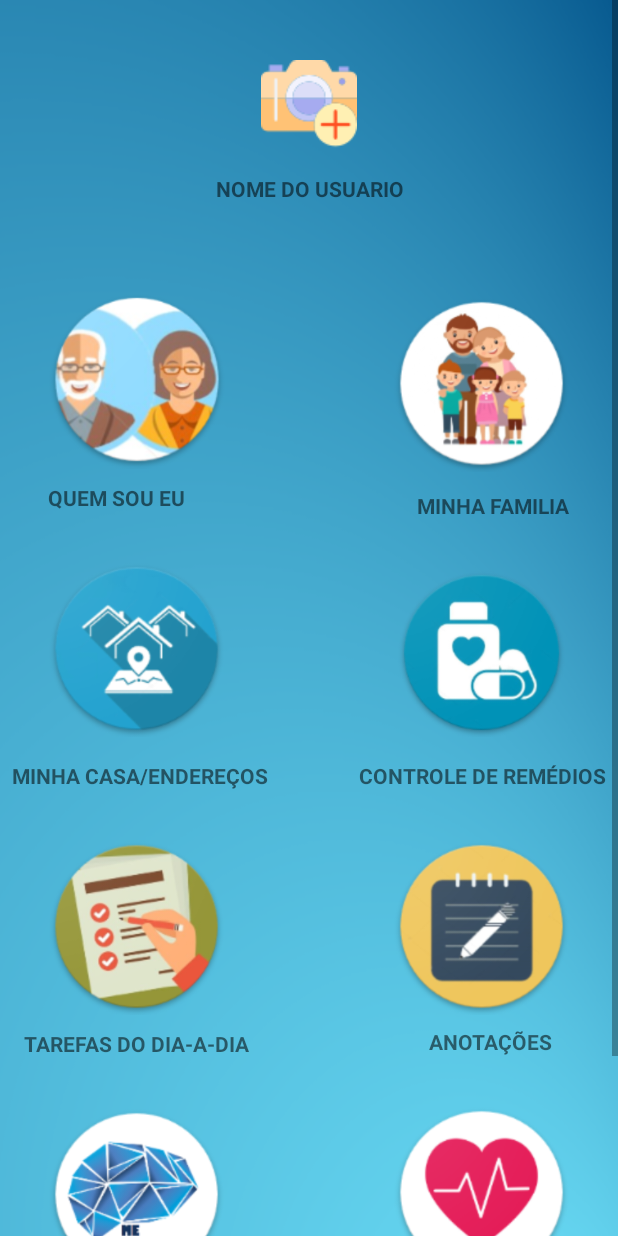
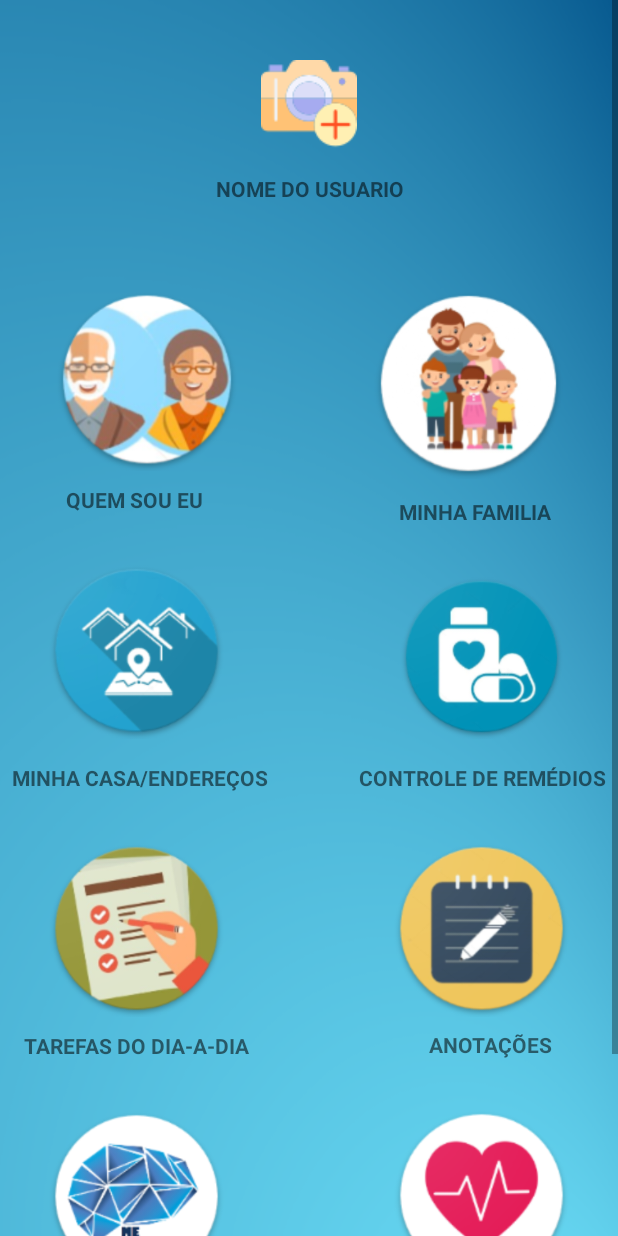
Before and after one commit to MEAlzaimer/MEAlzaimer, an Android app: the screen it shows after launch (MenuInicialActivity), after a tap on "imagemContinuar", on a phone screen of 412 x 824 dp. Run offline under Robolectric (Android 15) with nearby library versions, the phone set to English and light mode, and no system bars.

```diff
--- a/app/src/main/AndroidManifest.xml
+++ b/app/src/main/AndroidManifest.xml
@@ -9,15 +9,15 @@
         android:roundIcon="@mipmap/ic_launcher_round"
         android:supportsRtl="true"
         android:theme="@style/AppTheme">
-        <activity android:name=".MainActivity"></activity>
-        <activity android:name=".SplashActivity">
+        <activity android:name=".MainActivity" android:screenOrientation="portrait"></activity>
+        <activity android:name=".SplashActivity" android:screenOrientation="portrait">
             <intent-filter>
                 <action android:name="android.intent.action.MAIN" />
 
                 <category android:name="android.intent.category.LAUNCHER" />
             </intent-filter>
         </activity>
-        <activity android:name=".MenuInicialActivity"></activity>
+        <activity android:name=".MenuInicialActivity" android:screenOrientation="portrait"></activity>
     </application>
 
 </manifest>
--- a/app/src/main/java/mealzaimerproject/com/mealzaimer/MainActivity.java
+++ b/app/src/main/java/mealzaimerproject/com/mealzaimer/MainActivity.java
@@ -10,6 +10,9 @@ import android.widget.TextView;
 
 public class MainActivity extends Activity {
     private ImageButton botaoContinuar;
+
+
+
     @Override
     protected void onCreate(Bundle savedInstanceState) {
         super.onCreate(savedInstanceState);
@@ -20,6 +23,8 @@ public class MainActivity extends Activity {
             @Override
             public void onClick(View v) {
                 startActivity(new Intent(getApplicationContext(),MenuInicialActivity.class));
+                finish();
+
             }
         });
 
--- a/app/src/main/res/layout/activity_menu_inicial.xml
+++ b/app/src/main/res/layout/activity_menu_inicial.xml
@@ -31,16 +31,13 @@
 
         <ImageButton
             android:id="@+id/imageButton30"
-            android:layout_width="0dp"
+            android:layout_width="132dp"
             android:layout_height="122dp"
-            android:layout_marginEnd="111dp"
             android:layout_marginLeft="32dp"
-            android:layout_marginRight="111dp"
             android:layout_marginStart="32dp"
             android:layout_marginTop="192dp"
             android:background="@android:color/transparent"
             android:scaleType="fitCenter"
-            app:layout_constraintEnd_toStartOf="@+id/imageButton31"
             app:layout_constraintStart_toStartOf="parent"
             app:layout_constraintTop_toTopOf="parent"
             app:srcCompat="@drawable/sobremimxxhdpi" />
@@ -64,7 +61,7 @@
 
         <ImageButton
             android:id="@+id/imageButton31"
-            android:layout_width="0dp"
+            android:layout_width="135dp"
             android:layout_height="127dp"
             android:layout_marginEnd="32dp"
             android:layout_marginRight="32dp"
@@ -72,7 +69,6 @@
             android:background="@android:color/transparent"
             android:scaleType="fitCenter"
             app:layout_constraintEnd_toEndOf="parent"
-            app:layout_constraintStart_toEndOf="@+id/imageButton30"
             app:layout_constraintTop_toTopOf="parent"
             app:srcCompat="@drawable/familialogoxxhdpi" />
 
@@ -81,8 +77,8 @@
             android:layout_width="wrap_content"
             android:layout_height="wrap_content"
             android:layout_marginBottom="8dp"
-            android:layout_marginLeft="32dp"
-            android:layout_marginStart="32dp"
+            android:layout_marginLeft="44dp"
+            android:layout_marginStart="44dp"
             android:layout_marginTop="8dp"
             android:text="QUEM SOU EU"
             android:textAllCaps="true"
@@ -90,15 +86,15 @@
             app:layout_constraintBottom_toBottomOf="@+id/textView12"
             app:layout_constraintStart_toStartOf="parent"
             app:layout_constraintTop_toBottomOf="@+id/imageButton30"
-            app:layout_constraintVertical_bias="0.0" />
+            app:layout_constraintVertical_bias="1.0" />
 
         <TextView
             android:id="@+id/textView12"
             android:layout_width="wrap_content"
             android:layout_height="19dp"
-            android:layout_marginEnd="32dp"
-            android:layout_marginRight="32dp"
-            android:layout_marginTop="8dp"
+            android:layout_marginEnd="44dp"
+            android:layout_marginRight="44dp"
+            android:layout_marginTop="12dp"
             android:text="MINHA FAMILIA"
             android:textAllCaps="true"
             android:textStyle="bold"
```
